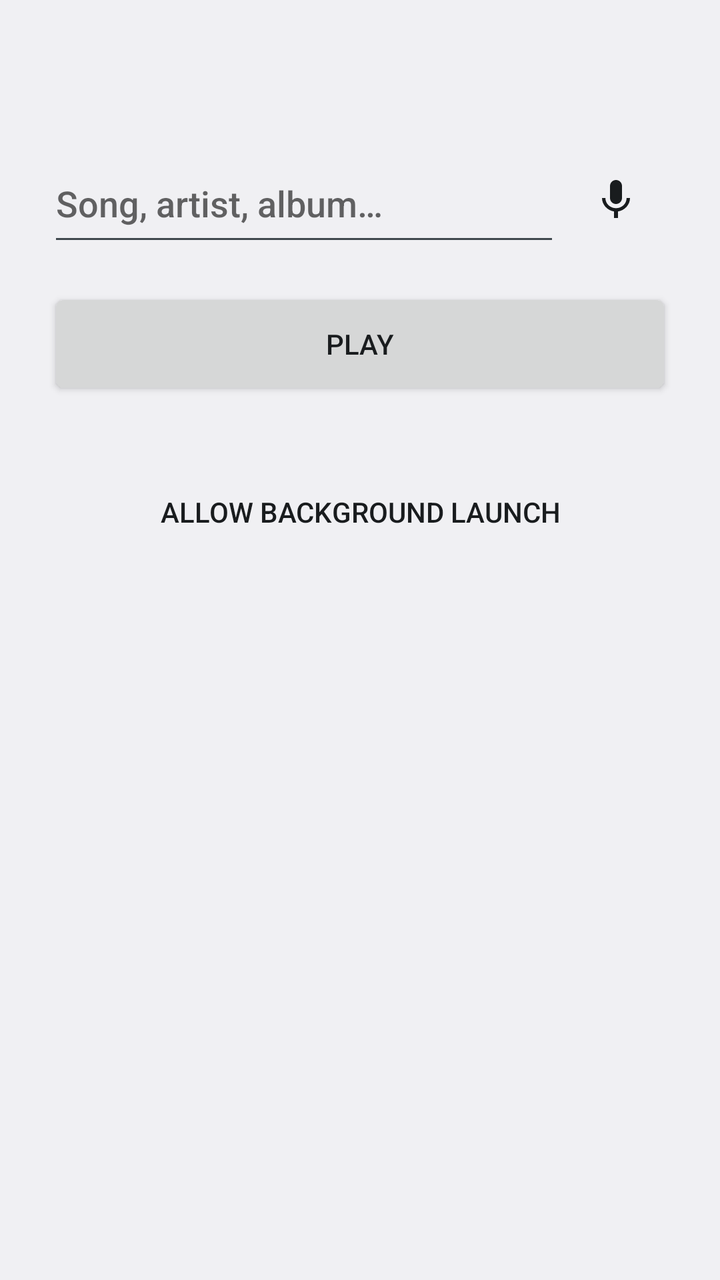
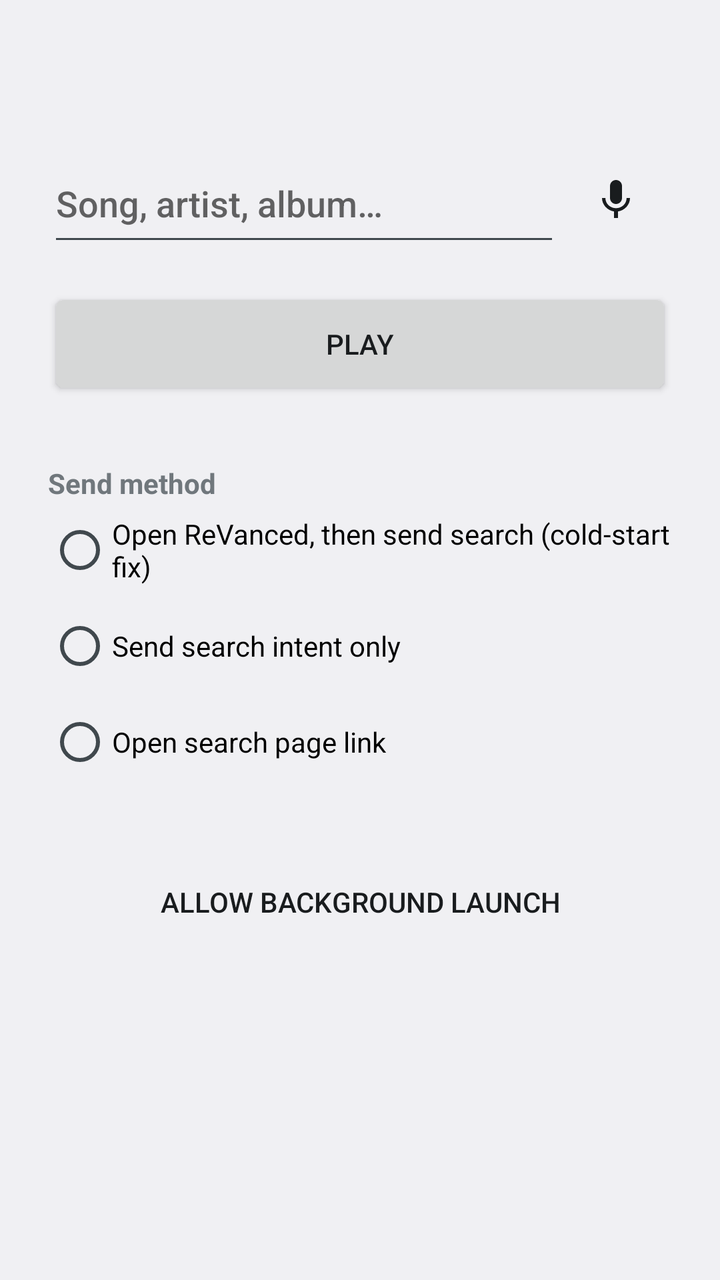

The first picture is an Android layout as it rendered before a commit; the second is the same layout after the commit. The layout source and the unified diff follow.
<!-- AndroidManifest.xml: application theme android:Theme.DeviceDefault.DayNight -->
<!-- res/layout/activity_relay.xml -->
<?xml version="1.0" encoding="utf-8"?>
<LinearLayout xmlns:android="http://schemas.android.com/apk/res/android"
    android:layout_width="match_parent"
    android:layout_height="match_parent"
    android:orientation="vertical"
    android:padding="24dp"
    android:gravity="center_horizontal"
    android:fitsSystemWindows="true">

    <LinearLayout
        android:layout_width="match_parent"
        android:layout_height="wrap_content"
        android:layout_marginTop="48dp"
        android:orientation="horizontal"
        android:gravity="center_vertical">

        <EditText
            android:id="@+id/query"
            android:layout_width="0dp"
            android:layout_height="56dp"
            android:layout_weight="1"
            android:hint="@string/hint"
            android:imeOptions="actionSearch"
            android:inputType="text"
            android:singleLine="true"
            android:textSize="18sp" />

        <ImageButton
            android:id="@+id/mic"
            android:layout_width="56dp"
            android:layout_height="56dp"
            android:background="?android:attr/selectableItemBackgroundBorderless"
            android:contentDescription="@string/mic"
            android:src="@drawable/ic_mic" />
    </LinearLayout>

    <Button
        android:id="@+id/play"
        android:layout_width="match_parent"
        android:layout_height="56dp"
        android:layout_marginTop="16dp"
        android:text="@string/play" />

    <Button
        android:id="@+id/overlay"
        style="?android:attr/borderlessButtonStyle"
        android:layout_width="wrap_content"
        android:layout_height="wrap_content"
        android:layout_marginTop="32dp"
        android:text="@string/grant_overlay" />
</LinearLayout>
<!-- resources referenced by this layout -->
<resources>
  <!-- drawable ic_mic (drawable) -->
  <?xml version="1.0" encoding="utf-8"?>
  <vector xmlns:android="http://schemas.android.com/apk/res/android"
      android:width="24dp" android:height="24dp"
      android:viewportWidth="24" android:viewportHeight="24"
      android:tint="?android:attr/colorForeground">
      <path android:fillColor="#FFFFFFFF"
          android:pathData="M12,14c1.66,0 3,-1.34 3,-3V5c0,-1.66 -1.34,-3 -3,-3S9,3.34 9,5v6c0,1.66 1.34,3 3,3zM17.3,11c0,3 -2.54,5.1 -5.3,5.1S6.7,14 6.7,11H5c0,3.41 2.72,6.23 6,6.72V21h2v-3.28c3.28,-0.48 6,-3.3 6,-6.72h-1.7z"/>
  </vector>
  <string name="grant_overlay">Allow background launch</string>
  <string name="hint">Song, artist, album…</string>
  <string name="mic">Speak</string>
  <string name="play">Play</string>
</resources>

<!-- the commit's change to res/layout/activity_relay.xml (unified diff, before → after) -->
@@ -41,6 +41,37 @@
         android:layout_marginTop="16dp"
         android:text="@string/play" />
 
+    <TextView
+        android:layout_width="match_parent"
+        android:layout_height="wrap_content"
+        android:layout_marginTop="32dp"
+        android:text="@string/method_title"
+        android:textStyle="bold" />
+
+    <RadioGroup
+        android:id="@+id/method"
+        android:layout_width="match_parent"
+        android:layout_height="wrap_content">
+
+        <RadioButton
+            android:id="@+id/method_retry"
+            android:layout_width="match_parent"
+            android:layout_height="48dp"
+            android:text="@string/method_retry" />
+
+        <RadioButton
+            android:id="@+id/method_intent"
+            android:layout_width="match_parent"
+            android:layout_height="48dp"
+            android:text="@string/method_intent" />
+
+        <RadioButton
+            android:id="@+id/method_link"
+            android:layout_width="match_parent"
+            android:layout_height="48dp"
+            android:text="@string/method_link" />
+    </RadioGroup>
+
     <Button
         android:id="@+id/overlay"
         style="?android:attr/borderlessButtonStyle"
<!-- resource entries referenced after the edit -->
@@ -11,6 +11,10 @@
   </vector>
   <string name="grant_overlay">Allow background launch</string>
   <string name="hint">Song, artist, album…</string>
+  <string name="method_intent">Send search intent only</string>
+  <string name="method_link">Open search page link</string>
+  <string name="method_retry">Open ReVanced, then send search (cold-start fix)</string>
+  <string name="method_title">Send method</string>
   <string name="mic">Speak</string>
   <string name="play">Play</string>
 </resources>
